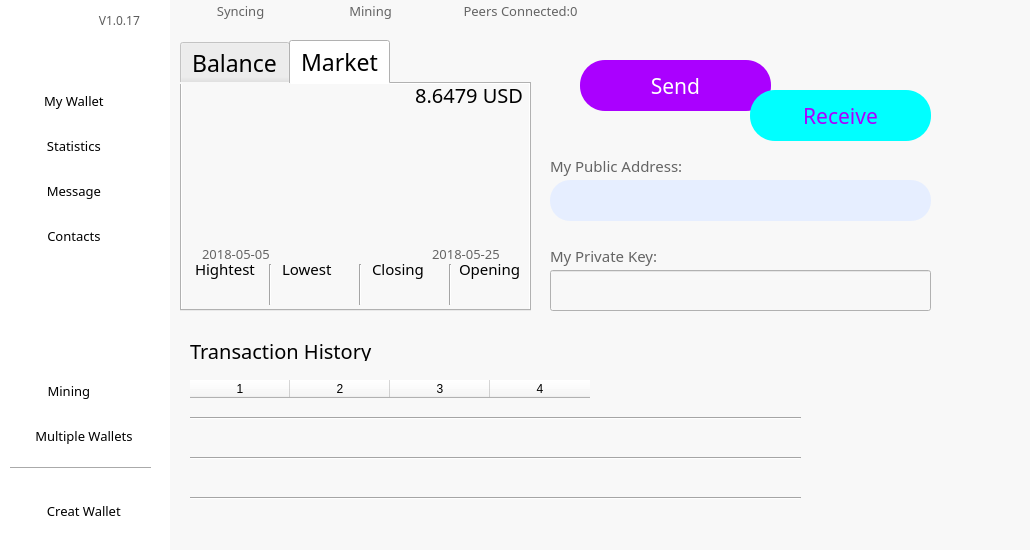
Qt form Mainform_QT.ui (sleewa/WaltonWallet_Mac) before a commit.
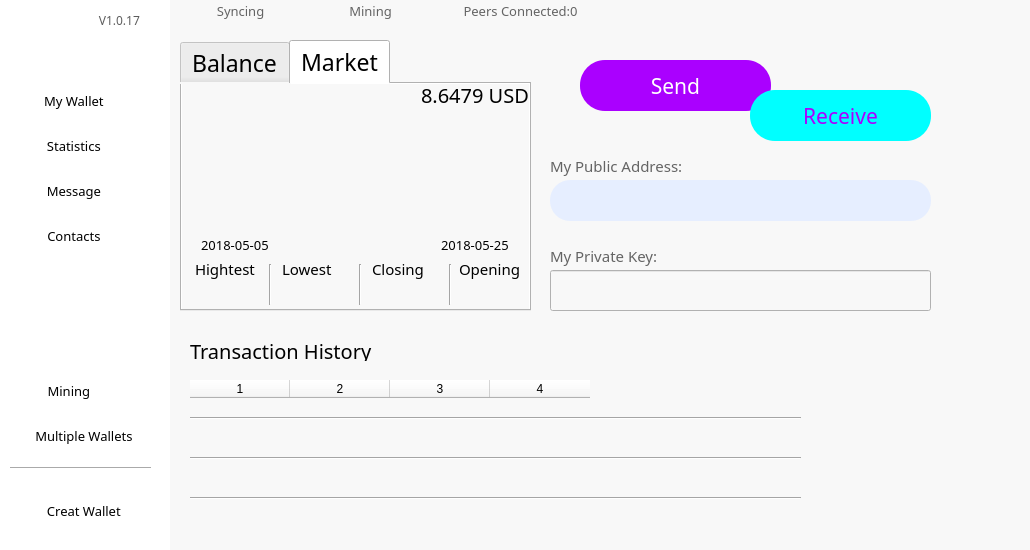
The same form after that commit. The open tabs and pages were chosen to show the change. Icons and pictures are not drawn.

The edit to the form file:
```diff
--- a/Mainform_QT.ui
+++ b/Mainform_QT.ui
@@ -2826,12 +2826,65 @@
           <enum>QLineEdit::Password</enum>
          </property>
         </widget>
-        <widget class="QLabel" name="label_63">
+        <widget class="QLineEdit" name="lineEdit_38">
          <property name="geometry">
           <rect>
-           <x>220</x>
+           <x>10</x>
+           <y>150</y>
+           <width>81</width>
+           <height>21</height>
+          </rect>
+         </property>
+         <property name="font">
+          <font>
+           <family>微软雅黑</family>
+           <pointsize>10</pointsize>
+          </font>
+         </property>
+         <property name="toolTip">
+          <string/>
+         </property>
+         <property name="statusTip">
+          <string/>
+         </property>
+         <property name="whatsThis">
+          <string/>
+         </property>
+         <property name="accessibleName">
+          <string/>
+         </property>
+         <property name="accessibleDescription">
+          <string/>
+         </property>
+         <property name="styleSheet">
+          <string notr="true">
+QLineEdit[echoMode=&quot;2&quot;] {
+    lineedit-password-character:42;
+}
+</string>
+         </property>
+         <property name="text">
+          <string>2018-05-05</string>
+         </property>
+         <property name="frame">
+          <bool>false</bool>
+         </property>
+         <property name="echoMode">
+          <enum>QLineEdit::Normal</enum>
+         </property>
+         <property name="alignment">
+          <set>Qt::AlignRight|Qt::AlignTrailing|Qt::AlignVCenter</set>
+         </property>
+         <property name="placeholderText">
+          <string>Please import Keystore</string>
+         </property>
+        </widget>
+        <widget class="QLineEdit" name="lineEdit_39">
+         <property name="geometry">
+          <rect>
+           <x>170</x>
            <y>0</y>
-           <width>121</width>
+           <width>181</width>
            <height>21</height>
           </rect>
          </property>
@@ -2841,42 +2894,51 @@
            <pointsize>15</pointsize>
           </font>
          </property>
+         <property name="toolTip">
+          <string/>
+         </property>
+         <property name="statusTip">
+          <string/>
+         </property>
+         <property name="whatsThis">
+          <string/>
+         </property>
+         <property name="accessibleName">
+          <string/>
+         </property>
+         <property name="accessibleDescription">
+          <string/>
+         </property>
+         <property name="styleSheet">
+          <string notr="true">
+QLineEdit[echoMode=&quot;2&quot;] {
+    lineedit-password-character:42;
+}
+</string>
+         </property>
          <property name="text">
           <string>8.6479 USD</string>
          </property>
+         <property name="frame">
+          <bool>false</bool>
+         </property>
+         <property name="echoMode">
+          <enum>QLineEdit::Normal</enum>
+         </property>
          <property name="alignment">
           <set>Qt::AlignRight|Qt::AlignTrailing|Qt::AlignVCenter</set>
          </property>
-        </widget>
-        <widget class="QLabel" name="label_64">
-         <property name="geometry">
-          <rect>
-           <x>20</x>
-           <y>160</y>
-           <width>101</width>
-           <height>20</height>
-          </rect>
+         <property name="placeholderText">
+          <string>Please import Keystore</string>
          </property>
-         <property name="font">
-          <font>
-           <family>微软雅黑</family>
-           <pointsize>10</pointsize>
-          </font>
-         </property>
-         <property name="styleSheet">
-          <string notr="true">color: rgb(100, 100, 100);</string>
-         </property>
-         <property name="text">
-          <string>2018-05-05</string>
-         </property>
         </widget>
-        <widget class="QLabel" name="label_65">
+        <widget class="QLineEdit" name="lineEdit_40">
          <property name="geometry">
           <rect>
            <x>250</x>
-           <y>160</y>
-           <width>101</width>
-           <height>20</height>
+           <y>150</y>
+           <width>81</width>
+           <height>21</height>
           </rect>
          </property>
          <property name="font">
@@ -2886,11 +2948,27 @@
           </font>
          </property>
          <property name="styleSheet">
-          <string notr="true">color: rgb(100, 100, 100);</string>
+          <string notr="true">
+QLineEdit[echoMode=&quot;2&quot;] {
+    lineedit-password-character:42;
+}
+</string>
          </property>
          <property name="text">
           <string>2018-05-25</string>
          </property>
+         <property name="frame">
+          <bool>false</bool>
+         </property>
+         <property name="echoMode">
+          <enum>QLineEdit::Normal</enum>
+         </property>
+         <property name="alignment">
+          <set>Qt::AlignRight|Qt::AlignTrailing|Qt::AlignVCenter</set>
+         </property>
+         <property name="placeholderText">
+          <string>Please import Keystore</string>
+         </property>
         </widget>
        </widget>
       </widget>
```
Left out of the diff: 140 changed lines with no effect on the pictures.
